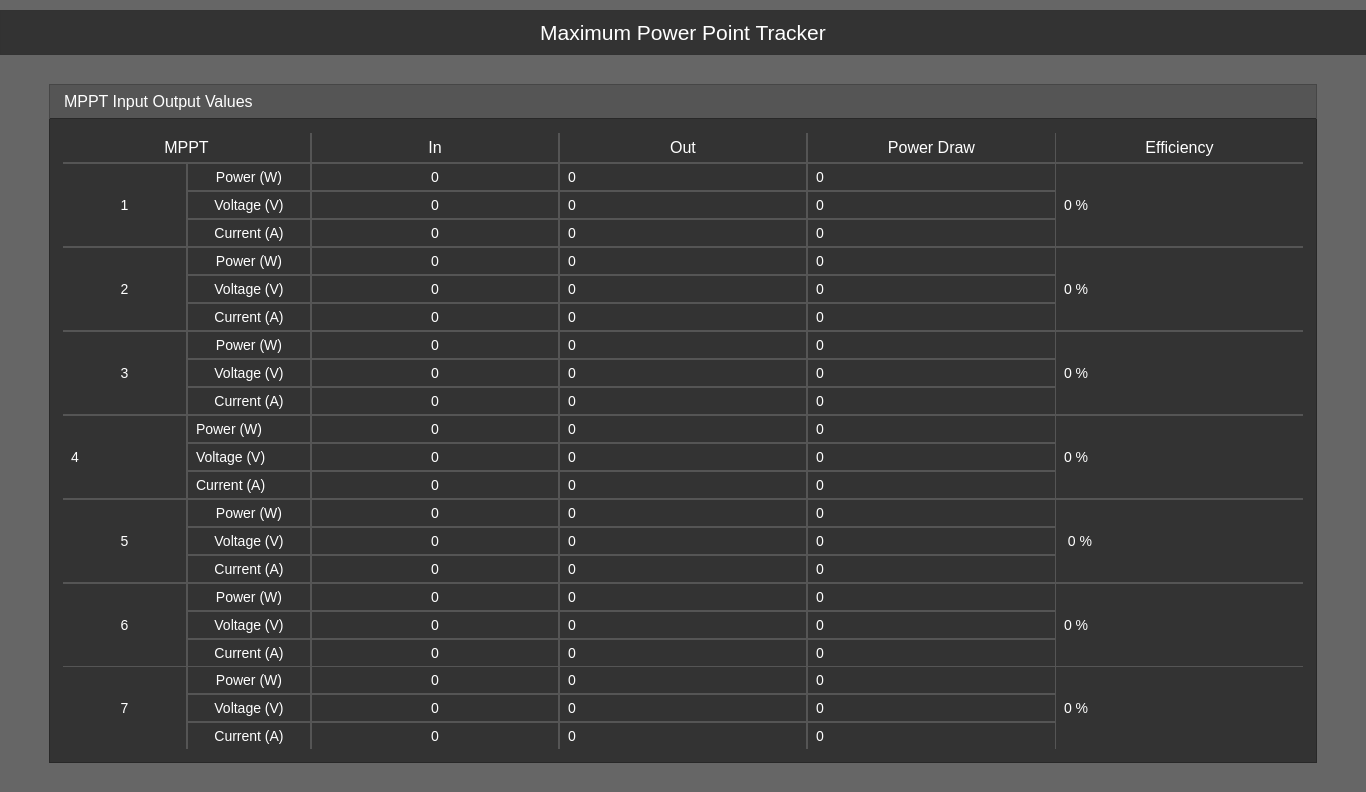
Old version of the form MpptUI.ui in the repository UCSolarCarTeam/Delta-Desktop-Client-Telemetry.
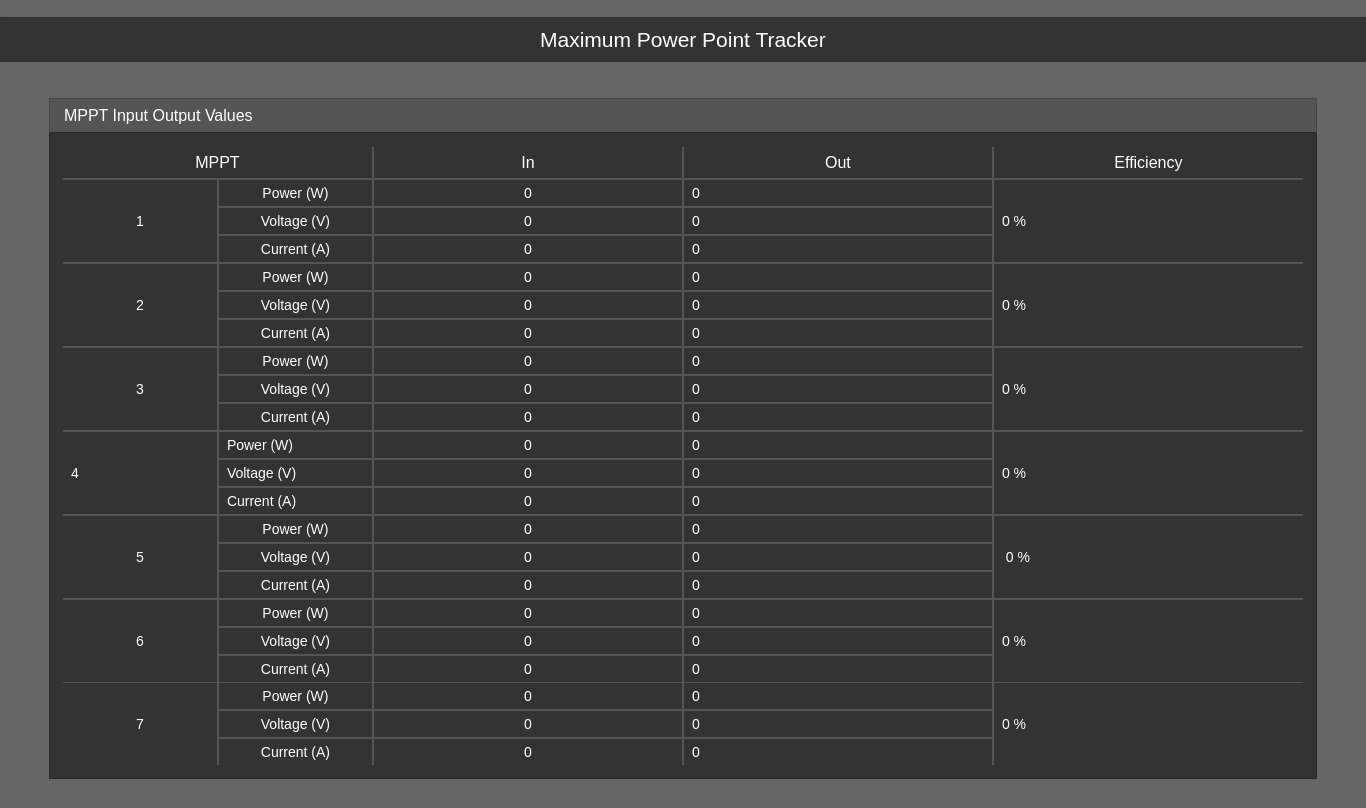
New version of the form. Icons and pictures are not drawn.

Commit message: removed power draw from mppt ui file

```diff
--- a/MpptUI.ui
+++ b/MpptUI.ui
@@ -10,7 +10,7 @@
     <x>0</x>
     <y>0</y>
     <width>1366</width>
-    <height>792</height>
+    <height>808</height>
    </rect>
   </property>
   <property name="sizePolicy">
@@ -613,7 +613,7 @@
                     </property>
                    </widget>
                   </item>
-                  <item row="0" column="7">
+                  <item row="0" column="6">
                    <widget class="QLabel" name="valuesEfficiencyLabel">
                     <property name="styleSheet">
                      <string notr="true">border-top: none;
@@ -627,7 +627,7 @@
                     </property>
                    </widget>
                   </item>
-                  <item row="5" column="7">
+                  <item row="5" column="6">
                    <widget class="QLabel" name="mppt5Efficiency">
                     <property name="styleSheet">
                      <string notr="true">border-right: none;</string>
@@ -637,7 +637,7 @@
                     </property>
                    </widget>
                   </item>
-                  <item row="6" column="7">
+                  <item row="6" column="6">
                    <widget class="QLabel" name="mppt6Efficiency">
                     <property name="styleSheet">
                      <string notr="true">border-right: none; 
@@ -846,7 +846,7 @@
                     </item>
                    </layout>
                   </item>
-                  <item row="2" column="7">
+                  <item row="2" column="6">
                    <widget class="QLabel" name="mppt2Efficiency">
                     <property name="styleSheet">
                      <string notr="true">border-right: none;</string>
@@ -856,7 +856,7 @@
                     </property>
                    </widget>
                   </item>
-                  <item row="3" column="7">
+                  <item row="3" column="6">
                    <widget class="QLabel" name="mppt3Efficiency">
                     <property name="styleSheet">
                      <string notr="true">border-right: none;</string>
@@ -898,7 +898,7 @@
                     </item>
                    </layout>
                   </item>
-                  <item row="1" column="7">
+                  <item row="1" column="6">
                    <widget class="QLabel" name="mppt1Efficiency">
                     <property name="styleSheet">
                      <string notr="true">border-right: none;</string>
@@ -1033,43 +1033,6 @@
                     </item>
                    </layout>
                   </item>
-                  <item row="3" column="5">
-                   <layout class="QVBoxLayout" name="power3PowerLayout">
-                    <property name="spacing">
-                     <number>0</number>
-                    </property>
-                    <item>
-                     <widget class="QLabel" name="power3PowerValue">
-                      <property name="styleSheet">
-                       <string notr="true">border-right:none;</string>
-                      </property>
-                      <property name="text">
-                       <string>0</string>
-                      </property>
-                     </widget>
-                    </item>
-                    <item>
-                     <widget class="QLabel" name="power3VoltageValue">
-                      <property name="styleSheet">
-                       <string notr="true">border-right:none;</string>
-                      </property>
-                      <property name="text">
-                       <string>0</string>
-                      </property>
-                     </widget>
-                    </item>
-                    <item>
-                     <widget class="QLabel" name="power3CurrentValue">
-                      <property name="styleSheet">
-                       <string notr="true">border-right:none;</string>
-                      </property>
-                      <property name="text">
-                       <string>0</string>
-                      </property>
-                     </widget>
-                    </item>
-                   </layout>
-                  </item>
                   <item row="5" column="4">
                    <layout class="QGridLayout" name="mppt5OutLayout">
                     <property name="spacing">
@@ -1145,7 +1108,7 @@
                     </item>
                    </layout>
                   </item>
-                  <item row="4" column="7">
+                  <item row="4" column="6">
                    <widget class="QLabel" name="mppt4Efficiency">
                     <property name="styleSheet">
                      <string notr="true">border-right: none;</string>
@@ -1261,81 +1224,7 @@
                     </item>
                    </layout>
                   </item>
-                  <item row="1" column="5">
-                   <layout class="QVBoxLayout" name="power1PowerLayout">
-                    <property name="spacing">
-                     <number>0</number>
-                    </property>
-                    <item>
-                     <widget class="QLabel" name="power1PowerValue">
-                      <property name="styleSheet">
-                       <string notr="true">border-right:none;</string>
-                      </property>
-                      <property name="text">
-                       <string>0</string>
-                      </property>
-                     </widget>
-                    </item>
-                    <item>
-                     <widget class="QLabel" name="power1VoltageValue">
-                      <property name="styleSheet">
-                       <string notr="true">border-right:none;</string>
-                      </property>
-                      <property name="text">
-                       <string>0</string>
-                      </property>
-                     </widget>
-                    </item>
-                    <item>
-                     <widget class="QLabel" name="power1CurrentValue">
-                      <property name="styleSheet">
-                       <string notr="true">border-right:none;</string>
-                      </property>
-                      <property name="text">
-                       <string>0</string>
-                      </property>
-                     </widget>
-                    </item>
-                   </layout>
-                  </item>
-                  <item row="2" column="5">
-                   <layout class="QVBoxLayout" name="power2PowerLayout">
-                    <property name="spacing">
-                     <number>0</number>
-                    </property>
-                    <item>
-                     <widget class="QLabel" name="power2PowerValue">
-                      <property name="styleSheet">
-                       <string notr="true">border-right:none;</string>
-                      </property>
-                      <property name="text">
-                       <string>0</string>
-                      </property>
-                     </widget>
-                    </item>
-                    <item>
-                     <widget class="QLabel" name="power2VoltageValue">
-                      <property name="styleSheet">
-                       <string notr="true">border-right:none;</string>
-                      </property>
-                      <property name="text">
-                       <string>0</string>
-                      </property>
-                     </widget>
-                    </item>
-                    <item>
-                     <widget class="QLabel" name="power2CurrentValue">
-                      <property name="styleSheet">
-                       <string notr="true">border-right:none;</string>
-                      </property>
-                      <property name="text">
-                       <string>0</string>
-                      </property>
-                     </widget>
-                    </item>
-                   </layout>
-                  </item>
-                  <item row="7" column="7">
+                  <item row="7" column="6">
                    <widget class="QLabel" name="mppt7Efficiency">
                     <property name="styleSheet">
                      <string notr="true">border-right: none; 
@@ -1418,174 +1307,6 @@
                     </item>
                    </layout>
                   </item>
-                  <item row="0" column="5">
-                   <widget class="QLabel" name="powerPowerDrawLabel">
-                    <property name="minimumSize">
-                     <size>
-                      <width>100</width>
-                      <height>0</height>
-                     </size>
-                    </property>
-                    <property name="styleSheet">
-                     <string notr="true">border-top: none;
-border-right:none;</string>
-                    </property>
-                    <property name="text">
-                     <string>&lt;html&gt;&lt;head/&gt;&lt;body&gt;&lt;p&gt;&lt;span style=&quot; font-size:12pt;&quot;&gt;Power Draw&lt;/span&gt;&lt;/p&gt;&lt;/body&gt;&lt;/html&gt;</string>
-                    </property>
-                    <property name="alignment">
-                     <set>Qt::AlignCenter</set>
-                    </property>
-                   </widget>
-                  </item>
-                  <item row="4" column="5">
-                   <layout class="QVBoxLayout" name="power4PowerLayout">
-                    <property name="spacing">
-                     <number>0</number>
-                    </property>
-                    <item>
-                     <widget class="QLabel" name="power4PowerValue">
-                      <property name="styleSheet">
-                       <string notr="true">border-right:none;</string>
-                      </property>
-                      <property name="text">
-                       <string>0</string>
-                      </property>
-                     </widget>
-                    </item>
-                    <item>
-                     <widget class="QLabel" name="power4VoltageValue">
-                      <property name="styleSheet">
-                       <string notr="true">border-right:none;</string>
-                      </property>
-                      <property name="text">
-                       <string>0</string>
-                      </property>
-                     </widget>
-                    </item>
-                    <item>
-                     <widget class="QLabel" name="power4CurrentValue">
-                      <property name="styleSheet">
-                       <string notr="true">border-right:none;</string>
-                      </property>
-                      <property name="text">
-                       <string>0</string>
-                      </property>
-                     </widget>
-                    </item>
-                   </layout>
-                  </item>
-                  <item row="5" column="5">
-                   <layout class="QVBoxLayout" name="power5PowerLayout">
-                    <property name="spacing">
-                     <number>0</number>
-                    </property>
-                    <item>
-                     <widget class="QLabel" name="power5PowerValue">
-                      <property name="styleSheet">
-                       <string notr="true">border-right:none;</string>
-                      </property>
-                      <property name="text">
-                       <string>0</string>
-                      </property>
-                     </widget>
-                    </item>
-                    <item>
-                     <widget class="QLabel" name="power5VoltageValue">
-                      <property name="styleSheet">
-                       <string notr="true">border-right:none;</string>
-                      </property>
-                      <property name="text">
-                       <string>0</string>
-                      </property>
-                     </widget>
-                    </item>
-                    <item>
-                     <widget class="QLabel" name="power5CurrentValue">
-                      <property name="styleSheet">
-                       <string notr="true">border-right:none;</string>
-                      </property>
-                      <property name="text">
-                       <string>0</string>
-                      </property>
-                     </widget>
-                    </item>
-                   </layout>
-                  </item>
-                  <item row="6" column="5">
-                   <layout class="QVBoxLayout" name="power6PowerLayout">
-                    <property name="spacing">
-                     <number>0</number>
-                    </property>
-                    <item>
-                     <widget class="QLabel" name="power6PowerValue">
-                      <property name="styleSheet">
-                       <string notr="true">border-right:none;</string>
-                      </property>
-                      <property name="text">
-                       <string>0</string>
-                      </property>
-                     </widget>
-                    </item>
-                    <item>
-                     <widget class="QLabel" name="power6VoltageValue">
-                      <property name="styleSheet">
-                       <string notr="true">border-right:none;</string>
-                      </property>
-                      <property name="text">
-                       <string>0</string>
-                      </property>
-                     </widget>
-                    </item>
-                    <item>
-                     <widget class="QLabel" name="power6CurrentValue">
-                      <property name="styleSheet">
-                       <string notr="true">border-right:none; border-bottom:none;</string>
-                      </property>
-                      <property name="text">
-                       <string>0</string>
-                      </property>
-                     </widget>
-                    </item>
-                   </layout>
-                  </item>
-                  <item row="7" column="5">
-                   <layout class="QVBoxLayout" name="power7PowerLayout">
-                    <property name="spacing">
-                     <number>0</number>
-                    </property>
-                    <item>
-                     <widget class="QLabel" name="power7PowerValue">
-                      <property name="styleSheet">
-                       <string notr="true">border-right:none;</string>
-                      </property>
-                      <property name="text">
-                       <string>0</string>
-                      </property>
-                     </widget>
-                    </item>
-                    <item>
-                     <widget class="QLabel" name="power7VoltageValue">
-                      <property name="styleSheet">
-                       <string notr="true">border-right:none;</string>
-                      </property>
-                      <property name="text">
-                       <string>0</string>
-                      </property>
-                     </widget>
-                    </item>
-                    <item>
-                     <widget class="QLabel" name="power7CurrentValue">
-                      <property name="styleSheet">
-                       <string notr="true">border-right:none; border-bottom:none;</string>
-                      </property>
-                      <property name="text">
-                       <string>0</string>
-                      </property>
-                     </widget>
-                    </item>
-                   </layout>
-                  </item>
                  </layout>
                 </item>
                </layout>
```
